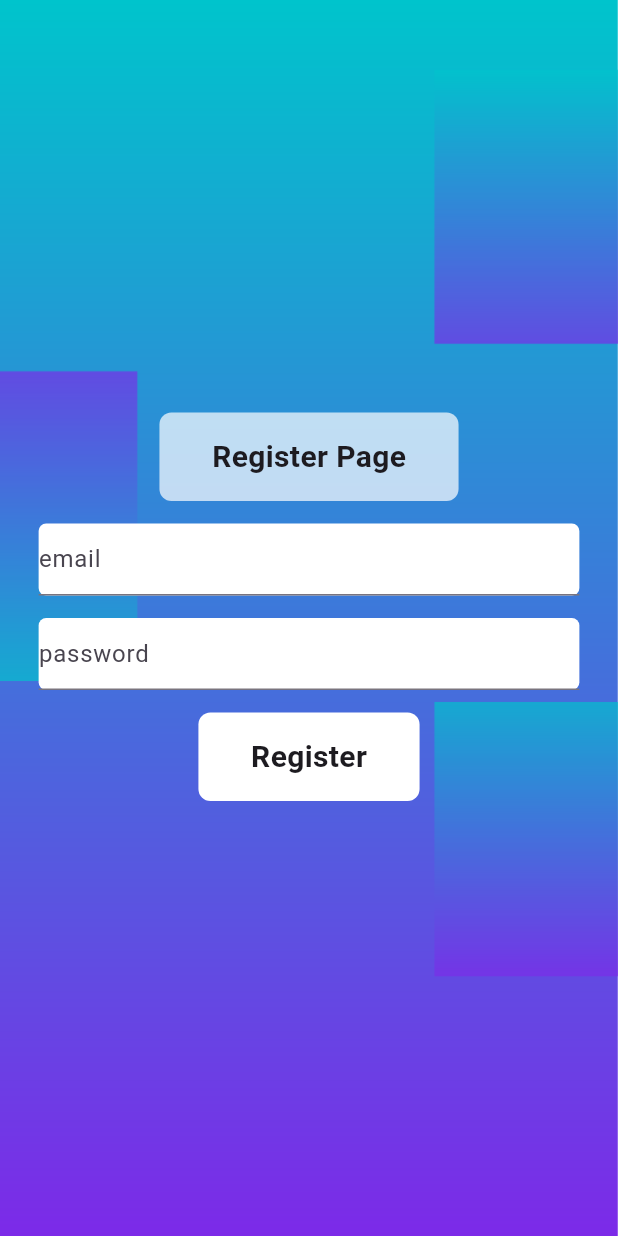
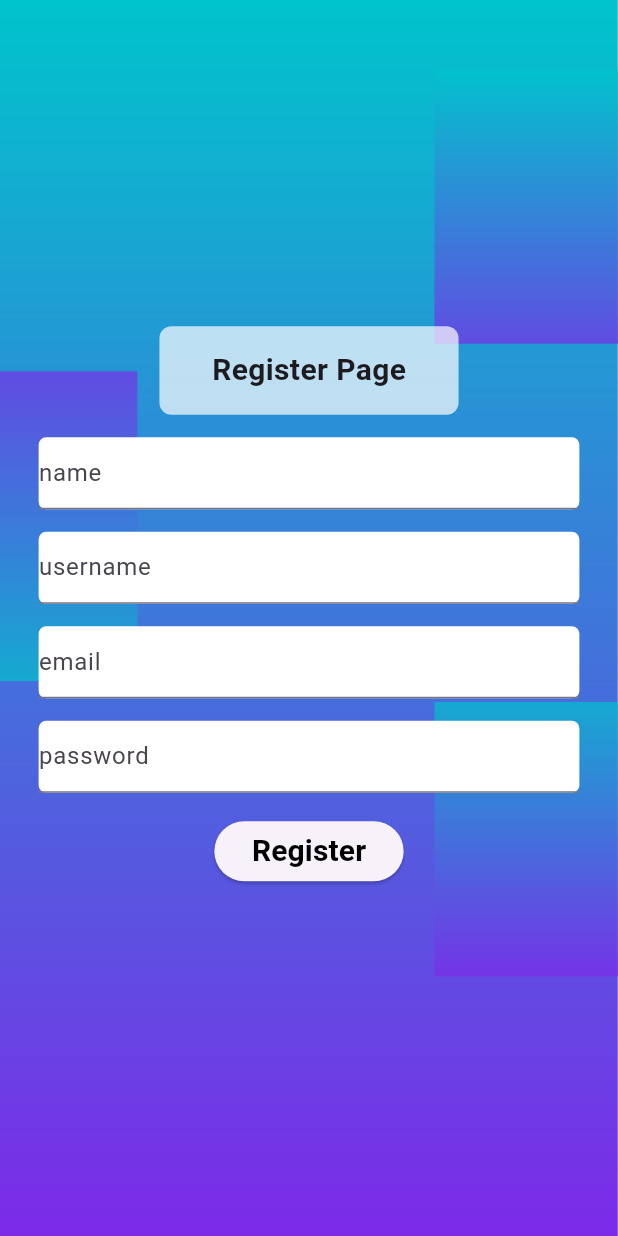
Before and after one commit to yousefbenattar/flutter-forum-app, a Flutter app: the Register screen opened directly, after a tap on "Register", on a phone screen of 412 x 824 dp. Run offline on Flutter 3.47's test engine with Material 3 defaults, Android fonts, the phone set to English and light mode, and no system bars; our stand-ins replace get, get_storage; accounts and stored records are empty; network calls fail.

Commit message:
authentication

```diff
--- /dev/null
+++ b/lib/constrants.dart
@@ -0,0 +1 @@
+String url = 'http://192.168.8.1/api/';
--- /dev/null
+++ b/lib/controllers/authentecation.dart
@@ -0,0 +1,95 @@
+import 'dart:convert';
+import 'package:flutter/material.dart';
+import 'package:get/get.dart';
+import 'package:http/http.dart' as http;
+import '../constrants.dart';
+import 'package:get_storage/get_storage.dart';
+
+import '../views/home.dart';
+class AuthenticationController extends GetxController{
+  final isloading = false.obs;
+  final box = GetStorage();
+  final token =''.obs;
+  Future register (   {
+    required String name ,
+    required String username,
+    required String email ,
+    required String password,
+  })
+  async {
+try {
+      isloading.value = true;
+    var data = {
+      'name': name,
+      'username': username,
+      'email': email,
+      'password': password,
+    };
+   var response = await http.post(
+    Uri.parse(url + 'register'),
+    headers: {'Accept':'application/json'},
+    body: data,
+   );
+   if(response.statusCode == 201){
+    isloading.value = false;
+    token.value = json.decode(response.body)['token'];
+    box.write('token', token.value);
+    Get.offAll(()=>const Home());
+    }
+    else {
+      isloading.value = false;
+      Get.snackbar(
+      'error',
+      json.decode(response.body)['message'],
+      snackPosition: SnackPosition.BOTTOM,
+      colorText: Colors.white,
+      backgroundColor: Colors.red
+    );
+     print(json.decode(response.body));
+    }
+
+}catch(error){
+  isloading.value = false;
+  print(error.toString()) ;
+}}
+
+
+  Future login (   {
+    required String username ,
+    required String password,
+  })
+  async {
+try {
+      isloading.value = true;
+    var data = {
+      'username': username,
+      'password': password,
+    };
+   var response = await http.post(
+    Uri.parse(url + 'login'),
+    headers: {'Accept':'application/json'},
+    body: data,
+   );
+   if(response.statusCode == 200){
+    isloading.value = false;
+    token.value = json.decode(response.body)['token'];
+    box.write('token', token.value);
+    Get.offAll(()=>const Home());
+    }
+    else {
+      isloading.value = false;
+      Get.snackbar(
+      'error',
+      json.decode(response.body)['message'],
+      snackPosition: SnackPosition.BOTTOM,
+      colorText: Colors.white,
+      backgroundColor: Colors.red
+    );
+     print(json.decode(response.body));
+    }
+
+}catch(error){
+  isloading.value = false;
+  print(error.toString()) ;
+}}
+}
--- a/lib/views/login.dart
+++ b/lib/views/login.dart
@@ -1,15 +1,14 @@
 import 'package:flutter/material.dart';
 import 'package:get/get.dart';
-
+import '../controllers/authentecation.dart';
 import 'input_widget.dart';
 import 'register.dart';
-
 class Login extends StatefulWidget {
   const Login({super.key});
-
   @override
   State<Login> createState() => _LoginState();
 }
+final AuthenticationController _authenticationController = Get.put(AuthenticationController ());
 TextEditingController _usernameController = TextEditingController();
 TextEditingController _passwordController = TextEditingController();
 class _LoginState extends State<Login> {
@@ -41,14 +40,23 @@ class _LoginState extends State<Login> {
                   obscureText: true,
                   hintText: 'password',),
                   const SizedBox(height: 15),
-                  InkWell(
-                    onTap:(){},
-                    child: Container(padding:const EdgeInsets.only(top: 15, bottom: 15, right: 35, left: 35),
-                    decoration: BoxDecoration( borderRadius: BorderRadius.circular(8),color: Colors.white),
-                    child:const Text('Login',style: TextStyle(fontSize: 20, fontWeight: FontWeight.bold),)),),
+                  ElevatedButton(onPressed: () async{
+                    await _authenticationController.login(
+                     username: _usernameController.text.trim(),
+                     password: _passwordController.text.trim());
+                  },
+                   child: Obx(() {
+                return _authenticationController.isloading.value
+                    ? const CircularProgressIndicator()
+                    : const Text(
+                        'Login',
+                        style: TextStyle(
+                            fontSize: 20, fontWeight: FontWeight.bold),
+                      );
+              })),
                   const SizedBox(height: 15),
                   TextButton(onPressed: (){
-                  Get.to(const Register());
+                  Get.to(()=>const Register());
                   },
                   child:const Text('Register',style: TextStyle(color: Colors.white),))
                 ]),
--- a/lib/views/register.dart
+++ b/lib/views/register.dart
@@ -1,14 +1,17 @@
 import 'package:flutter/material.dart';
 import 'input_widget.dart';
-
+import 'package:get/get.dart';
+import '../controllers/authentecation.dart';
 class Register extends StatefulWidget {
   const Register({super.key});
-
   @override
   State<Register> createState() => _RegisterState();
 }
-TextEditingController _usernameController = TextEditingController();
-TextEditingController _passwordController = TextEditingController();
+final TextEditingController _nameController = TextEditingController();
+final TextEditingController _emailController = TextEditingController();
+final TextEditingController _usernameController = TextEditingController();
+final TextEditingController _passwordController = TextEditingController();
+final AuthenticationController _authenticationController = Get.put(AuthenticationController ());
 class _RegisterState extends State<Register> {
   @override
   Widget build(BuildContext context) {
@@ -29,7 +32,17 @@ class _RegisterState extends State<Register> {
                   child:const Text('Register Page',style: TextStyle(fontSize: 20, fontWeight: FontWeight.bold),)),
                   const SizedBox(height: 15),
                   Input(
+                  controller: _nameController,
+                  obscureText: false,
+                  hintText: 'name',),
+                  const SizedBox(height: 15),
+                  Input(
                   controller: _usernameController,
+                  obscureText: false,
+                  hintText: 'username',),
+                  const SizedBox(height: 15),
+                   Input(
+                  controller: _emailController,
                   obscureText: false,
                   hintText: 'email',),
                   const SizedBox(height: 15),
@@ -38,14 +51,30 @@ class _RegisterState extends State<Register> {
                   obscureText: true,
                   hintText: 'password',),
                   const SizedBox(height: 15),
-                  InkWell(
-                    onTap:(){},
-                    child: Container(padding:const EdgeInsets.only(top: 15, bottom: 15, right: 35, left: 35),
-                    decoration: BoxDecoration( borderRadius: BorderRadius.circular(8),color: Colors.white),
-                    child:const Text('Register',style: TextStyle(fontSize: 20, fontWeight: FontWeight.bold),)),),
+               ElevatedButton(
+                style: ElevatedButton.styleFrom(
+                  padding: EdgeInsets.only(right: 25,left: 25)
+                ),
+                        onPressed: () async {
+                          await _authenticationController.register(
+                              name: _nameController.text.trim(),
+                              username: _usernameController.text.trim(),
+                              email: _emailController.text.trim(),
+                              password: _passwordController.text.trim());
+                        },
+                        child: Obx(() {
+                return _authenticationController.isloading.value  ? Container(
+                  margin : const EdgeInsets.only(right: 50,left: 50),
+                  child:const Center(child: CircularProgressIndicator(),),
+                ) : const Text(
+                              'Register',
+                              style: TextStyle(
+                                  fontSize: 20,color: Colors.black, fontWeight: FontWeight.bold),
+                            );
+                          }
+                        )),
+
                  const SizedBox(height: 15),
-
-
                 ]),
       ),
     );
--- a/pubspec.yaml
+++ b/pubspec.yaml
@@ -10,6 +10,8 @@ dependencies:
   flutter:
     sdk: flutter
   get: ^4.6.6
+  get_storage: ^2.1.1
+  http: any
 
 dev_dependencies:
   flutter_test:
```
Also changed, not shown: lib/views/home.dart (added, +22 -0 lines), pubspec.lock, 1 other file.
